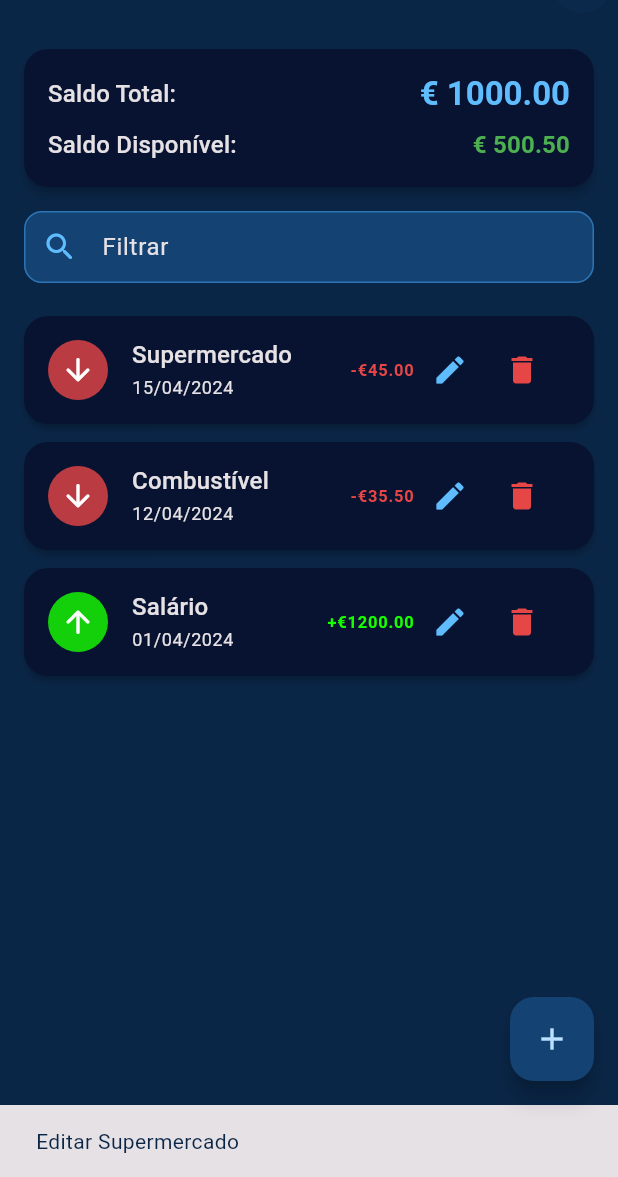
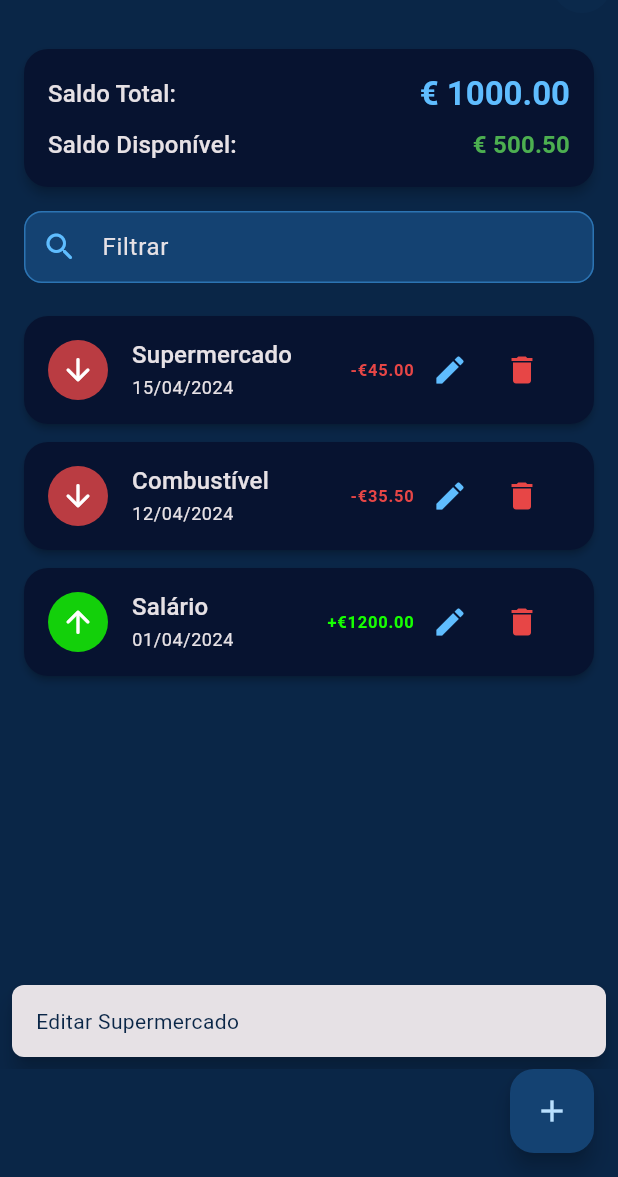
Before and after one commit to cabrit0/gestao_gastos, a Flutter app: the screen it shows after launch, after a tap on the "edit" icon, on a phone screen of 412 x 824 dp, the part 59-1236 px from its top. Run offline on Flutter 3.47's test engine with Material 3 defaults, Android fonts, the phone set to English and light mode, and no system bars.

Commit message:
fix(ui): improve SnackBar behavior for immediate feedback
- Add mechanism to cancel previous SnackBar when showing a new one
- Implement _showSnackBar method to manage SnackBar references
- Update all SnackBar calls to use the new method
- Improve SnackBar styling with floating behavior and rounded corners
- Reduce SnackBar duration for more responsive UI

```diff
--- a/lib/screens/main_screen.dart
+++ b/lib/screens/main_screen.dart
@@ -36,6 +36,26 @@ class _MainScreenState extends State<MainScreen> {
           'combustível'.contains(query.toLowerCase()) ||
           'salário'.contains(query.toLowerCase());
     });
+  }
+
+  // Variável para armazenar a referência do SnackBar atual
+  ScaffoldFeatureController<SnackBar, SnackBarClosedReason>? _currentSnackBar;
+
+  // Método para mostrar SnackBar cancelando o anterior se existir
+  void _showSnackBar(String message) {
+    // Fecha o SnackBar atual se existir
+    _currentSnackBar?.close();
+
+    // Mostra o novo SnackBar e armazena sua referência
+    _currentSnackBar = ScaffoldMessenger.of(context).showSnackBar(
+      SnackBar(
+        content: Text(message),
+        duration: const Duration(seconds: 2),
+        behavior: SnackBarBehavior.floating,
+        margin: const EdgeInsets.all(8),
+        shape: RoundedRectangleBorder(borderRadius: BorderRadius.circular(8)),
+      ),
+    );
   }
 
   @override
@@ -89,11 +109,7 @@ class _MainScreenState extends State<MainScreen> {
                             date: '15/04/2024',
                             onEditTap: () {
                               // Navegar para a tela de edição (implementação futura)
-                              ScaffoldMessenger.of(context).showSnackBar(
-                                const SnackBar(
-                                  content: Text('Editar Supermercado'),
-                                ),
-                              );
+                              _showSnackBar('Editar Supermercado');
                             },
                             onDeleteTap: () {
                               ConfirmationDialog.show(
@@ -105,11 +121,7 @@ class _MainScreenState extends State<MainScreen> {
                                 isDestructive: true,
                                 onConfirm: () {
                                   // Aqui seria implementada a lógica para excluir a transação
-                                  ScaffoldMessenger.of(context).showSnackBar(
-                                    const SnackBar(
-                                      content: Text('Transação excluída'),
-                                    ),
-                                  );
+                                  _showSnackBar('Transação excluída');
                                 },
                               );
                             },
@@ -120,11 +132,7 @@ class _MainScreenState extends State<MainScreen> {
                             date: '12/04/2024',
                             onEditTap: () {
                               // Navegar para a tela de edição (implementação futura)
-                              ScaffoldMessenger.of(context).showSnackBar(
-                                const SnackBar(
-                                  content: Text('Editar Combustível'),
-                                ),
-                              );
+                              _showSnackBar('Editar Combustível');
                             },
                             onDeleteTap: () {
                               ConfirmationDialog.show(
@@ -136,11 +144,7 @@ class _MainScreenState extends State<MainScreen> {
                                 isDestructive: true,
                                 onConfirm: () {
                                   // Aqui seria implementada a lógica para excluir a transação
-                                  ScaffoldMessenger.of(context).showSnackBar(
-                                    const SnackBar(
-                                      content: Text('Transação excluída'),
-                                    ),
-                                  );
+                                  _showSnackBar('Transação excluída');
                                 },
                               );
                             },
@@ -151,9 +155,7 @@ class _MainScreenState extends State<MainScreen> {
                             date: '01/04/2024',
                             onEditTap: () {
                               // Navegar para a tela de edição (implementação futura)
-                              ScaffoldMessenger.of(context).showSnackBar(
-                                const SnackBar(content: Text('Editar Salário')),
-                              );
+                              _showSnackBar('Editar Salário');
                             },
                             onDeleteTap: () {
                               ConfirmationDialog.show(
@@ -165,11 +167,7 @@ class _MainScreenState extends State<MainScreen> {
                                 isDestructive: true,
                                 onConfirm: () {
                                   // Aqui seria implementada a lógica para excluir a transação
-                                  ScaffoldMessenger.of(context).showSnackBar(
-                                    const SnackBar(
-                                      content: Text('Transação excluída'),
-                                    ),
-                                  );
+                                  _showSnackBar('Transação excluída');
                                 },
                               );
                             },
```
